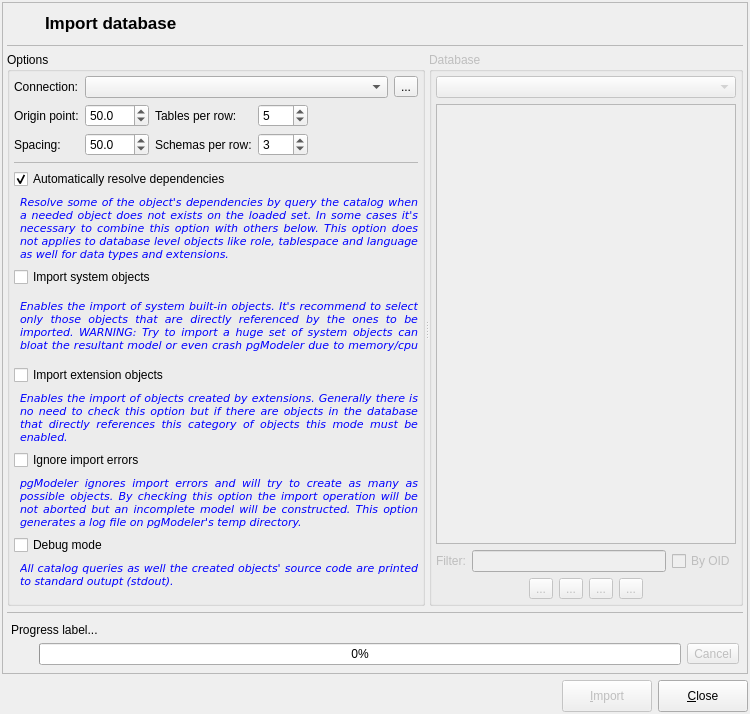
Old version of the form libpgmodeler_ui/ui/databaseimportform.ui in the repository pgmodeler/pgmodeler.
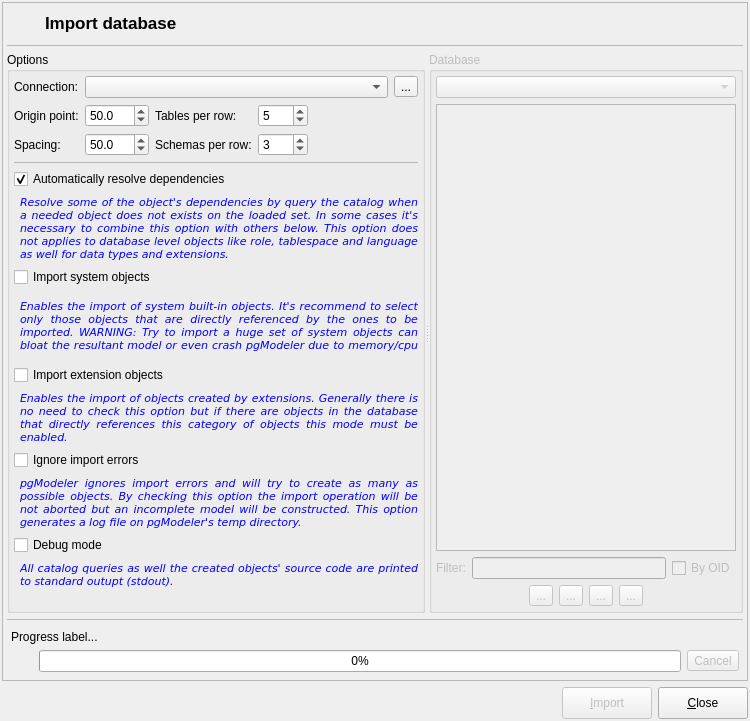
New version of the form. Icons and pictures are not drawn.

What changed in the file:
```diff
--- a/libpgmodeler_ui/ui/databaseimportform.ui
+++ b/libpgmodeler_ui/ui/databaseimportform.ui
@@ -10,7 +10,7 @@
     <x>0</x>
     <y>0</y>
     <width>750</width>
-    <height>714</height>
+    <height>721</height>
    </rect>
   </property>
   <property name="sizePolicy">
```
